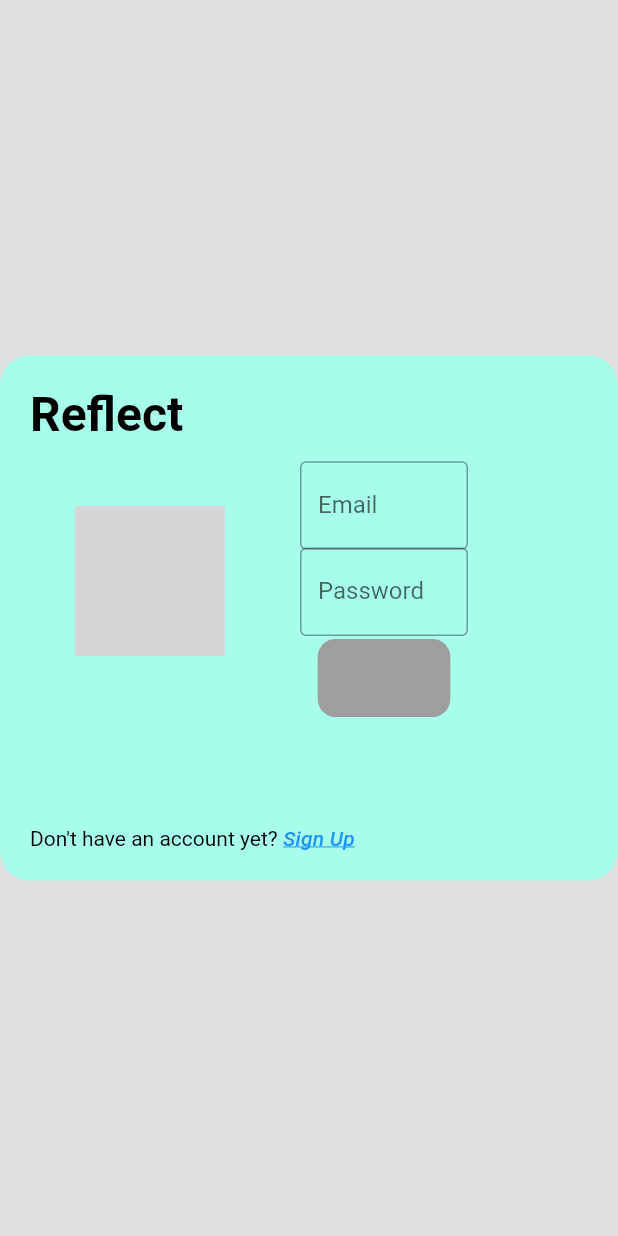
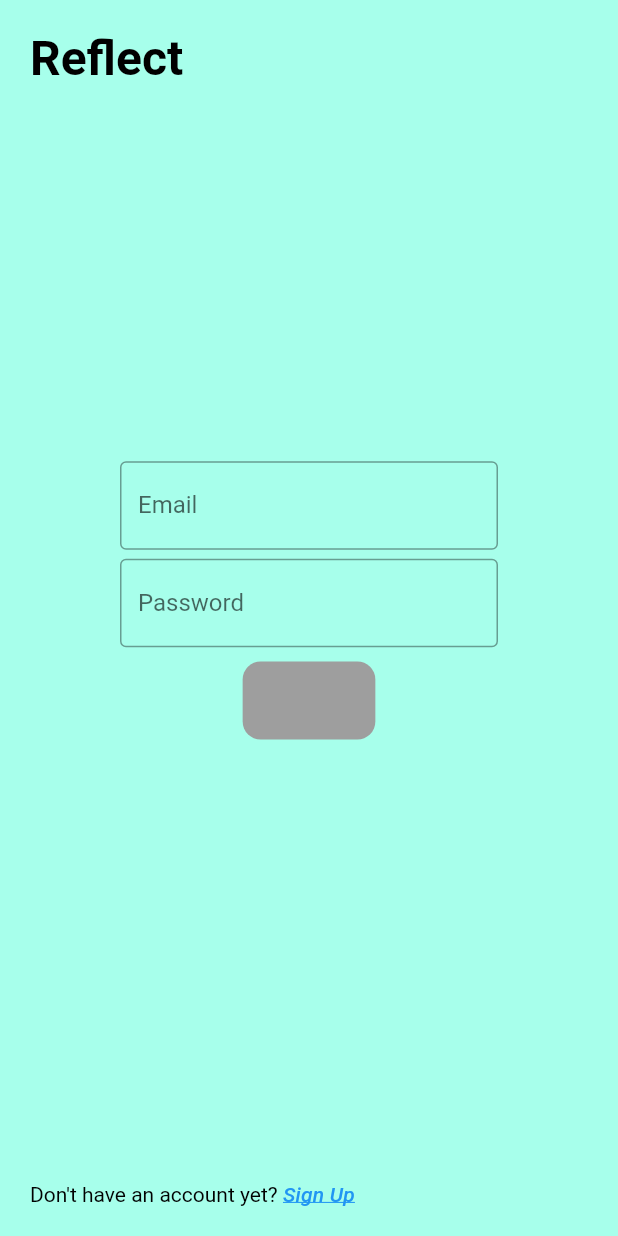
Before and after one commit to leedenkraquel/mobile_reflect, a Flutter app: the screen it shows after launch, on a phone screen of 412 x 824 dp. Run offline on Flutter 3.47's test engine with Material 2 defaults, Android fonts, the phone set to English and light mode, and no system bars; our stand-ins replace cloud_firestore, firebase_auth, firebase_core; missing offline and left inert: cloud_firestore_web, firebase_core_web; accounts and stored records are empty; grey boxes are pictures that could not be loaded.

Commit message:
Responsive UI login page
added responsive design for the login page

```diff
--- a/lib/pages/login_page.dart
+++ b/lib/pages/login_page.dart
@@ -42,22 +42,40 @@
 
   @override
   Widget build(BuildContext context) {
-    const double formHeight = 350; // represents the height of the form
-    const double formWidth = 600; // represents the width of the form
-    const double textFieldLeftPad =
-        200; // represents how far left the text fields start
-    const double textFieldRightPad =
-        100; // represents how far right the text fields end
-    const double textFieldTopPad =
-        150; // represents how high the text fields start
-    const double textFieldSpace = 115; // represents how much space is between fields
+    var deviceData = MediaQuery.of(context); // represents the data returned by the physical device
+    const mobileWidth = 500; // represents the minimum width of a web app
+    double formHeight; // represents the default height of the form
+    double formWidth; // represents the default width of the form
+    double formRadius; // represents the default radius of the form
+    double textFieldLeftPad; // represents how far left the text fields start by default
+    double textFieldRightPad; // represents how far right the text fields end by default
+    double textFieldTopPad; // represents how high the text fields start by default
+    double textFieldSpace; // represents how much space is between fields by default
+
+    if (deviceData.size.width < mobileWidth) {
+      formHeight = deviceData.size.height; // represents the height of the form on mobile
+      formWidth = deviceData.size.width; // represents the width of the form on mobile
+      formRadius = 0; // represents the radius of the form on mobile
+      textFieldLeftPad = 80; // represents how far left the text fields start on mobile
+      textFieldRightPad = 80; // represents how far right the text fields end on mobile
+      textFieldTopPad = 150; // represents how high the text fields start on mobile
+      textFieldSpace = 130; // represents how much space is between fields on mobile
+    } else {
+      formHeight = 350; // represents the height of the form on web
+      formWidth = 600; // represents the width of the form on web
+      formRadius = 30; // represents the radius of the form on web
+      textFieldLeftPad = 200; // represents how far left the text fields start on web
+      textFieldRightPad = 100; // represents how far right the text fields end on web
+      textFieldTopPad = 150; // represents how high the text fields start on web
+      textFieldSpace = 115; // represents how much space is between fields on web
+    }
 
     return Scaffold(
       body: Center(
         child: Container(
           decoration: BoxDecoration(
             color: Theme.of(context).primaryColor,
-            borderRadius: const BorderRadius.all(Radius.circular(20)),
+            borderRadius: BorderRadius.all(Radius.circular(formRadius)),
           ),
           height: formHeight,
           width: formWidth,
@@ -76,7 +94,7 @@
               Align(
                 alignment: Alignment.centerLeft,
                 child: Container(
-                  padding: const EdgeInsets.fromLTRB(
+                  padding: EdgeInsets.fromLTRB(
                       textFieldLeftPad, 0, textFieldRightPad, textFieldTopPad),
                   child: TextField(
                     controller: _emailController,
@@ -95,7 +113,7 @@
               Align(
                 alignment: Alignment.centerLeft,
                 child: Container(
-                  padding: const EdgeInsets.fromLTRB(
+                  padding: EdgeInsets.fromLTRB(
                       textFieldLeftPad,
                       textFieldTopPad - textFieldSpace > 0 ? 0 : textFieldSpace - textFieldTopPad,
                       textFieldRightPad,
@@ -118,7 +136,7 @@
               Align(
                 alignment: Alignment.centerLeft,
                 child: Container(
-                  padding: const EdgeInsets.fromLTRB(
+                  padding: EdgeInsets.fromLTRB(
                       textFieldLeftPad,
                       textFieldTopPad - 2 * textFieldSpace > 0 ? 0 : 2 * textFieldSpace - textFieldTopPad,
                       textFieldRightPad,
@@ -157,7 +175,12 @@
                   ),
                 ),
               ),
-              Align(
+              LayoutBuilder(
+                builder: (context, constraint) {
+                  if (constraint.maxWidth < mobileWidth) {
+                    return Container();
+                  }
+                  return Align(
                     alignment: Alignment.centerLeft,
                     child: Container(
                       height: 100,
@@ -169,6 +192,8 @@
                             image: AssetImage("web/icons/Icon-192.png")),
                       ),
                     ),
+                  );
+                }
               ),
             ],
           ),
```
Lines whose indentation alone changed are shown as unchanged.
